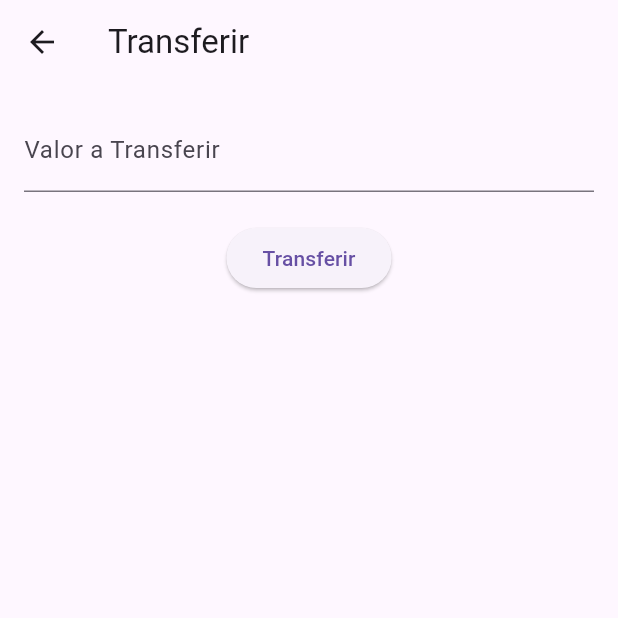
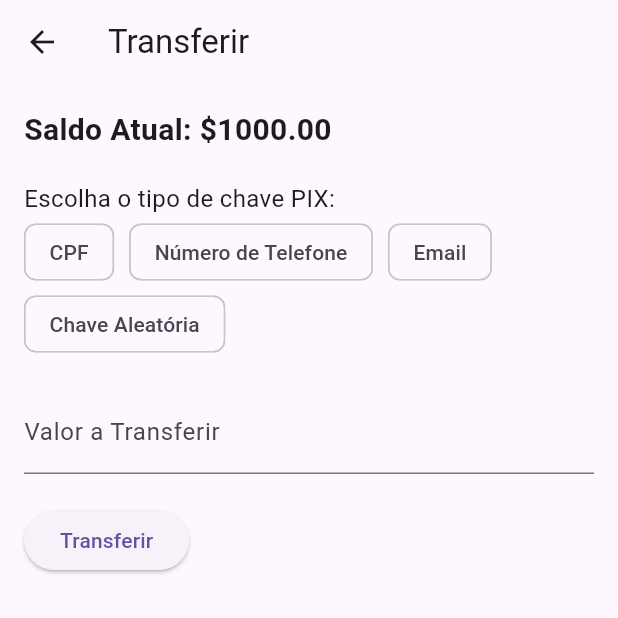
Before and after one commit to danieldevbel/projeto_acai_bank, a Flutter app: the TransferScreen screen opened by its route, on a phone screen of 412 x 824 dp, the top half of it. Run offline on Flutter 3.47's test engine with Material 3 defaults, Android fonts, the phone set to English and light mode, and no system bars; our stand-ins replace share_plus.

Commit message:
Adicionada seleção de tipo de chave PIX, validação de entrada e lógica de compartilhamento na tela de transferência.

```diff
--- a/acai_bank/lib/screens/transfer_screen.dart
+++ b/acai_bank/lib/screens/transfer_screen.dart
@@ -4,41 +4,164 @@ import 'package:share_plus/share_plus.dart';
 
 import '../models/balance_model.dart';
 
-// Tela de Transferência
-class TransferScreen extends StatelessWidget {
   // Controlador para o campo de texto de valor
-  final TextEditingController _controller = TextEditingController();
-  void _compartilhar(){
-    Share.share("meu primeiro compartilharmento");
+class TransferScreen extends StatefulWidget {
+  TransferScreen({Key? key}) : super(key: key);
+
+  @override
+  _TransferScreenState createState() => _TransferScreenState();
+}
+
+class _TransferScreenState extends State<TransferScreen> {
+  final TextEditingController _valueController = TextEditingController();
+  final TextEditingController _pixKeyController = TextEditingController();
+  String? _selectedPixKeyType;
+
+  void _shareTransferDetails(String details) {
+    Share.share(details);
   }
-  TransferScreen({super.key});
+
+  void _selectPixKeyType(String type) {
+    setState(() {
+      _selectedPixKeyType = type;
+      _pixKeyController.clear();
+    });
+  }
 
   @override
   Widget build(BuildContext context) {
+    final balance = context.watch<BalanceModel>().balance;
+
     return Scaffold(
       appBar: AppBar(
-        title: Text('Transferir'), // Título no cabeçalho da tela
+        title: const Text('Transferir'),
       ),
       body: Padding(
-        padding: const EdgeInsets.all(16.0), // Espaçamento interno
+        padding: const EdgeInsets.all(16.0),
         child: Column(
+          crossAxisAlignment: CrossAxisAlignment.start,
           children: [
-            // Campo de texto para inserir o valor da transferência
+            Text(
+              'Saldo Atual: \$${balance.toStringAsFixed(2)}',
+              style: TextStyle(fontSize: 20, fontWeight: FontWeight.bold),
+            ),
+            SizedBox(height: 20),
+            Text('Escolha o tipo de chave PIX:', style: TextStyle(fontSize: 16)),
+            Wrap(
+              spacing: 10.0,
+              children: [
+                ChoiceChip(
+                  label: Text('CPF'),
+                  selected: _selectedPixKeyType == 'CPF',
+                  onSelected: (selected) {
+                    _selectPixKeyType('CPF');
+                  },
+                ),
+                ChoiceChip(
+                  label: Text('Número de Telefone'),
+                  selected: _selectedPixKeyType == 'Número de Telefone',
+                  onSelected: (selected) {
+                    _selectPixKeyType('Número de Telefone');
+                  },
+                ),
+                ChoiceChip(
+                  label: Text('Email'),
+                  selected: _selectedPixKeyType == 'Email',
+                  onSelected: (selected) {
+                    _selectPixKeyType('Email');
+                  },
+                ),
+                ChoiceChip(
+                  label: Text('Chave Aleatória'),
+                  selected: _selectedPixKeyType == 'Chave Aleatória',
+                  onSelected: (selected) {
+                    _selectPixKeyType('Chave Aleatória');
+                  },
+                ),
+              ],
+            ),
+            if (_selectedPixKeyType != null) ...[
+              SizedBox(height: 20),
+              TextField(
+                controller: _pixKeyController,
+                decoration: InputDecoration(
+                  labelText: 'Insira a $_selectedPixKeyType',
+                ),
+                keyboardType: _selectedPixKeyType == 'CPF' || _selectedPixKeyType == 'Número de Telefone'
+                    ? TextInputType.number
+                    : TextInputType.text,
+              ),
+            ],
+            SizedBox(height: 20),
             TextField(
-              controller: _controller,
+              controller: _valueController,
               decoration: InputDecoration(labelText: 'Valor a Transferir'),
-              keyboardType: TextInputType.number, // Tipo de teclado numérico
+              keyboardType: TextInputType.number,
             ),
-            SizedBox(height: 20), // Espaço entre os elementos
-            // Botão para confirmar a transferência
+            SizedBox(height: 20),
             ElevatedButton(
               onPressed: () {
-                // Obtém o valor inserido, realiza a transferência e volta à tela inicial
-                //double amount = double.tryParse(_controller.text) ?? 0;
-                //context.read<BalanceModel>().transfer(amount);
-                //Navigator.pop(context);
-                _compartilhar();
+                double? amount = double.tryParse(_valueController.text);
+                String pixKey = _pixKeyController.text;
 
+                if (amount == null || amount <= 0) {
+                  ScaffoldMessenger.of(context).showSnackBar(
+                    SnackBar(content: Text('Por favor, insira um valor válido para a transferência.')),
+                  );
+                  return;
+                }
+
+                if (pixKey.isEmpty) {
+                  ScaffoldMessenger.of(context).showSnackBar(
+                    SnackBar(content: Text('Por favor, insira a chave PIX.')),
+                  );
+                  return;
+                }
+
+                showDialog(
+                  context: context,
+                  builder: (context) => AlertDialog(
+                    title: Text('Confirmar Transferência'),
+                    content: Text('Você deseja transferir \$${amount.toStringAsFixed(2)} para a chave PIX $_selectedPixKeyType: $pixKey?'),
+                    actions: [
+                      TextButton(
+                        onPressed: () {
+                          Navigator.pop(context);
+                        },
+                        child: Text('Cancelar'),
+                      ),
+                      TextButton(
+                        onPressed: () {
+                          context.read<BalanceModel>().transfer(amount);
+                          Navigator.pop(context); // Fecha o diálogo de confirmação
+                          showDialog(
+                            context: context,
+                            builder: (context) => AlertDialog(
+                              title: Text('Transferência Concluída'),
+                              content: Text('Você enviou \$${amount.toStringAsFixed(2)} para a chave PIX $_selectedPixKeyType: $pixKey.'),
+                              actions: [
+                                TextButton(
+                                  onPressed: () {
+                                    Navigator.pop(context); // Fecha o comprovante
+                                    Navigator.pop(context); // Fecha a tela de transferência
+                                  },
+                                  child: Text('Ok'),
+                                ),
+                                TextButton(
+                                  onPressed: () {
+                                    _shareTransferDetails('Transferi \$${amount.toStringAsFixed(2)} para a chave PIX $_selectedPixKeyType: $pixKey.');
+                                  },
+                                  child: Text('Compartilhar'),
+                                ),
+                              ],
+                            ),
+                          );
+                        },
+                        child: Text('Confirmar'),
+                      ),
+                    ],
+                  ),
+                );
               },
               child: Text('Transferir'),
             ),
--- a/acai_bank/pubspec.yaml
+++ b/acai_bank/pubspec.yaml
@@ -38,6 +38,7 @@ dependencies:
   # Use with the CupertinoIcons class for iOS style icons.
   cupertino_icons: ^1.0.6
   share_plus: ^6.3.1
+  qr_code_scanner: ^0.4.0
 
 dev_dependencies:
   flutter_test:
```
Also changed, not shown: acai_bank/pubspec.lock, 1 other file.
